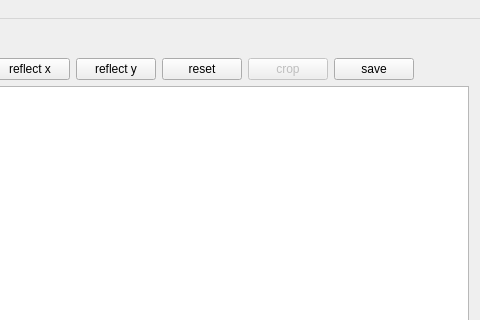
The window that MainWindow.ui (Riateche/simple_collage) describes before a commit, drawn with Qt 5; both pictures show x 365 to 845 and y 0 to 320 of the 845 by 500 pixel window.
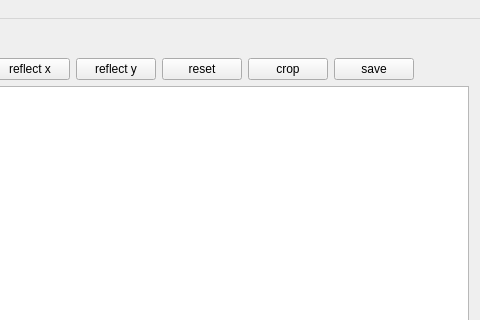
The same window after the commit.

Diff of the .ui file:
```diff
--- a/MainWindow.ui
+++ b/MainWindow.ui
@@ -174,9 +174,6 @@
       </item>
       <item>
        <widget class="QPushButton" name="crop">
-        <property name="enabled">
-         <bool>false</bool>
-        </property>
         <property name="text">
          <string>crop</string>
         </property>
```
